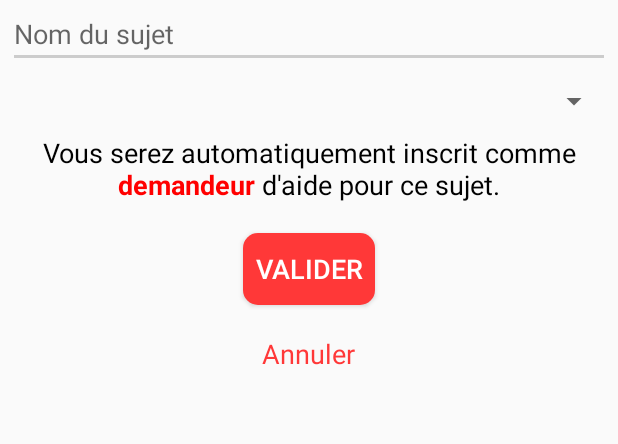
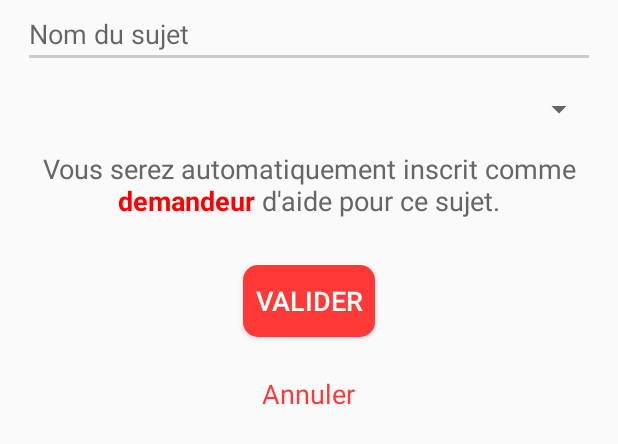
Before and after one commit to Samylms/helpy, an Android app: the layout activity_add_subject_need_help.xml on its own in the app's theme, with its tools: preview values and no code run, on a phone screen of 412 x 824 dp. Shown: the top 444 px of the screen. Run offline under Robolectric (Android 15) with nearby library versions, the light colour scheme and no system bars.

Commit message:
Ajout d'une forme pour la pop up d'ajout de sujets et modification du style Ajout de dimensions

```diff
--- a/app/src/main/AndroidManifest.xml
+++ b/app/src/main/AndroidManifest.xml
@@ -18,7 +18,8 @@
         <activity
             android:name=".Need_Help.AddSubjectNeedHelpActivity"
             android:label="@string/title_add_new_subject"
-            android:theme="@style/Theme.AppCompat.Light.Dialog" />
+            android:theme="@style/ThemeDialogWithCorners" />
+            <!--android:theme="@style/ThemeDialogWithCorners" /> ou android:theme="@style/Theme.AppCompat.Light.Dialog" />-->
         <activity
             android:name=".authentication.SignInActivity"
             android:theme="@style/AppTheme.NoActionBar" />
--- /dev/null
+++ b/app/src/main/res/drawable/dialog.xml
@@ -0,0 +1,6 @@
+<?xml version="1.0" encoding="utf-8"?>
+<shape xmlns:android="http://schemas.android.com/apk/res/android"
+    android:shape="rectangle">
+    <solid android:color="@color/white" />
+    <corners android:radius="10dp" />
+</shape>
--- a/app/src/main/res/layout/activity_add_subject_need_help.xml
+++ b/app/src/main/res/layout/activity_add_subject_need_help.xml
@@ -6,36 +6,36 @@
     android:layout_width="match_parent"
     android:layout_height="match_parent"
     android:orientation="vertical"
-    tools:context=".Need_Help.AddSubjectNeedHelpActivity" >
+    tools:context=".Need_Help.AddSubjectNeedHelpActivity">
 
     <EditText
         android:id="@+id/edit_subject_name_need_help"
         android:layout_width="match_parent"
         android:layout_height="wrap_content"
         android:hint="@string/subject_name"
-        android:layout_marginBottom="@dimen/small_medium_margin"
+        android:layout_marginBottom="@dimen/medium_margin"
         android:textSize="@dimen/small_text_size"
-        android:layout_marginLeft="@dimen/small_margin"
-        android:layout_marginRight="@dimen/small_margin" />
+        android:layout_marginLeft="@dimen/medium_margin"
+        android:layout_marginRight="@dimen/medium_margin" />
 
     <Spinner
         android:id="@+id/spinner_general_subject_need_help"
         android:layout_width="match_parent"
         android:layout_height="wrap_content"
-        android:hint="@string/general_subject"
-        android:layout_marginBottom="@dimen/small_medium_margin"
-        android:layout_marginLeft="@dimen/small_margin"
-        android:layout_marginRight="@dimen/small_margin"/>
+        android:prompt="@string/general_subject"
+        android:layout_marginBottom="@dimen/medium_margin"
+        android:layout_marginLeft="@dimen/medium_margin"
+        android:layout_marginRight="@dimen/medium_margin"/>
 
     <TextView
         android:layout_width="match_parent"
         android:layout_height="wrap_content"
         android:text="@string/text_inscription_need_helper"
-        android:textColor="@color/black"
+        android:textColor="@color/darkGrey"
         android:textSize="@dimen/small_text_size"
-        android:layout_marginLeft="@dimen/small_margin"
-        android:layout_marginRight="@dimen/small_margin"
-        android:layout_marginBottom="@dimen/small_medium_margin"
+        android:layout_marginLeft="@dimen/medium_margin"
+        android:layout_marginRight="@dimen/medium_margin"
+        android:layout_marginBottom="@dimen/medium_margin"
         android:gravity="center"/>
 
     <Button
@@ -47,19 +47,19 @@
         android:textColor="@color/white"
         android:textSize="@dimen/small_text_size"
         android:layout_gravity="center"
-        android:layout_marginTop="@dimen/small_medium_margin"
-        android:layout_marginBottom="@dimen/small_medium_margin" />
+        android:layout_marginTop="@dimen/medium_margin"
+        android:layout_marginBottom="@dimen/medium_margin" />
 
     <TextView
         android:id="@+id/btn_cancel_add_subject_need_help"
         android:layout_width="wrap_content"
         android:layout_height="wrap_content"
         android:layout_gravity="center"
+        android:layout_marginTop="@dimen/small_medium_margin"
+        android:layout_marginBottom="@dimen/medium_margin"
         android:background="@android:color/transparent"
         android:text="@string/cancel"
-        android:textSize="@dimen/small_text_size"
         android:textColor="@color/red"
-        android:layout_marginBottom="@dimen/medium_margin"
-        android:layout_marginTop="@dimen/small_medium_margin"/>
+        android:textSize="@dimen/small_text_size"/>
 
 </LinearLayout>
--- a/app/src/main/res/values/dimens.xml
+++ b/app/src/main/res/values/dimens.xml
@@ -7,6 +7,8 @@
     <dimen name="small_margin">5dp</dimen>
     <dimen name="small_medium_margin">10dp</dimen>
     <dimen name="medium_margin">15dp</dimen>
+    <dimen name="medium_large_margin">20dp</dimen>
+    <dimen name="large_margin">25dp</dimen>
     <!-- Default screen margins, per the Android Design guidelines. -->
     <dimen name="activity_horizontal_margin">16dp</dimen>
     <dimen name="activity_vertical_margin">16dp</dimen>
--- a/app/src/main/res/values/styles.xml
+++ b/app/src/main/res/values/styles.xml
@@ -24,4 +24,9 @@
         <item name="colorAccent">@color/red</item>
     </style>
 
+    <style name="ThemeDialogWithCorners" parent="Theme.AppCompat.Light.Dialog">
+        <item name="android:windowBackground">@drawable/dialog</item>
+        <!--<item name="android:popupWindowStyle">@drawable/dialog</item>-->
+    </style>
+
 </resources>
```
